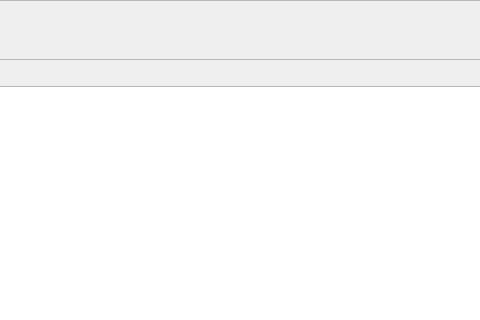
This is assets/ui/datasetsPage.ui in jfnavarro/st_viewer as Qt 5 draws it before an edit; both pictures show x 556 to 1036 and y 0 to 320 of the 1137 by 613 pixel window. The edited form follows.
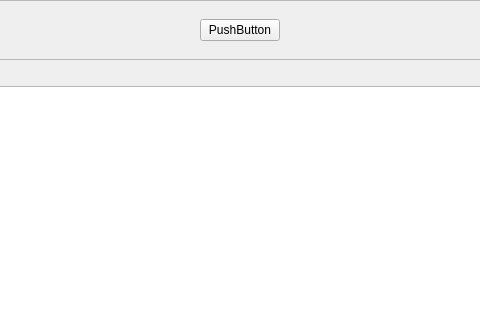
This is the edited form. Icons and pictures are not drawn. Custom widgets are drawn as their Qt base class.

Commit message: Update license and added initial support for loading datasets offline

```diff
--- a/assets/ui/datasetsPage.ui
+++ b/assets/ui/datasetsPage.ui
@@ -192,6 +192,13 @@
            </property>
           </spacer>
          </item>
+         <item>
+          <widget class="QPushButton" name="importDataset">
+           <property name="text">
+            <string>PushButton</string>
+           </property>
+          </widget>
+         </item>
          <item>
           <widget class="QPushButton" name="openDataset">
            <property name="sizePolicy">
```
Left out of the diff: 14 changed lines with no effect on the pictures. The commit also changes 176 other files.
